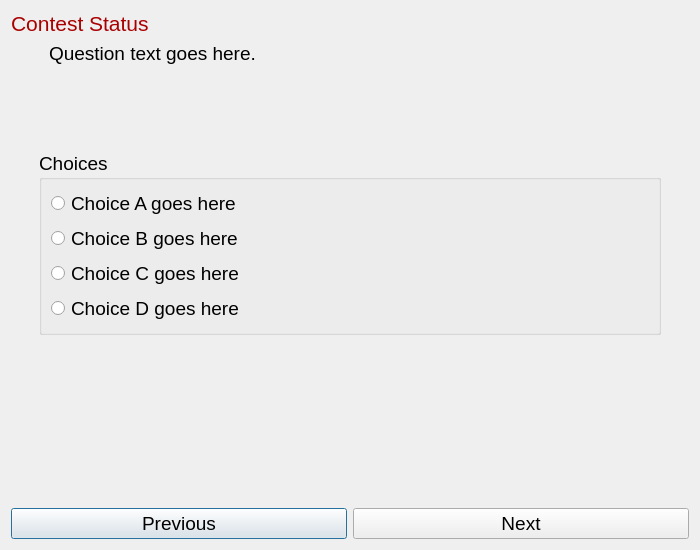
This is src/client/elims.ui in trigger-happy/Cerberus as Qt 5 draws it before an edit. The edited form follows.
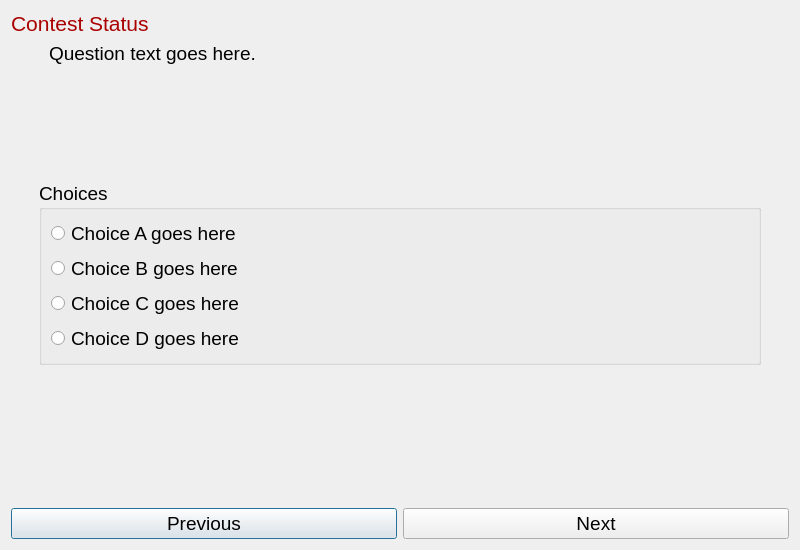
This is the edited form.

Commit message: Made UI size adjustments per Niko's feedback

```diff
--- a/src/client/elims.ui
+++ b/src/client/elims.ui
@@ -6,7 +6,7 @@
    <rect>
     <x>0</x>
     <y>0</y>
-    <width>700</width>
+    <width>800</width>
     <height>550</height>
    </rect>
   </property>
@@ -154,7 +154,7 @@
      <property name="sizeHint" stdset="0">
       <size>
        <width>379</width>
-       <height>80</height>
+       <height>110</height>
       </size>
      </property>
     </spacer>
```
The commit also changes 3 other files.
